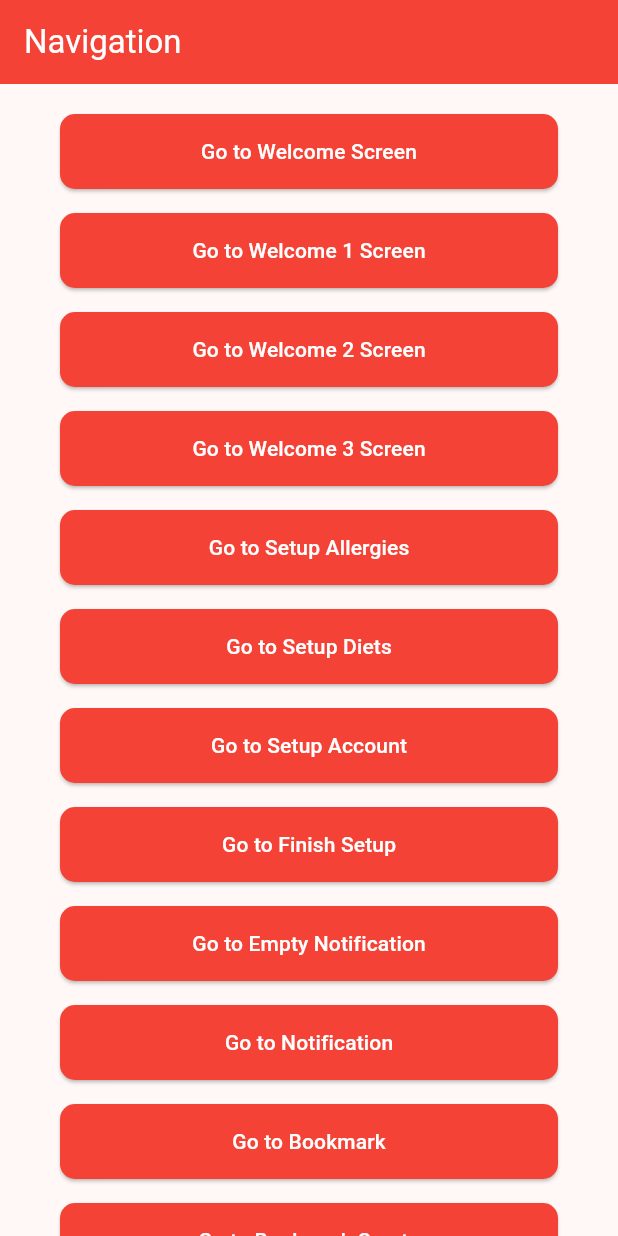
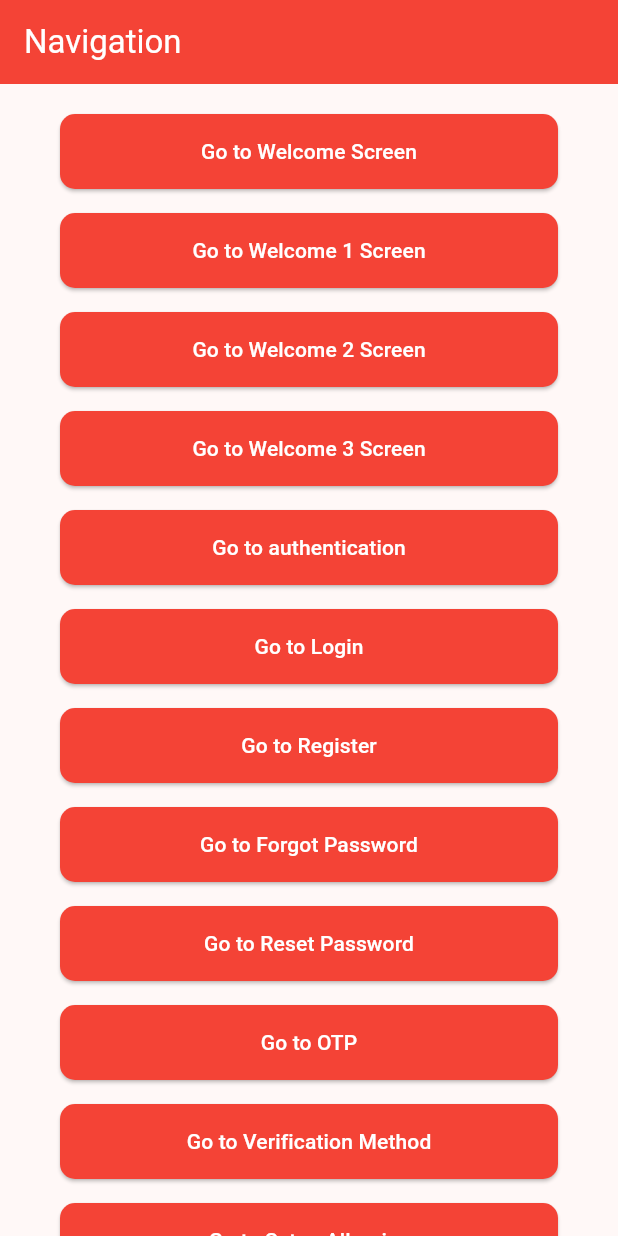
Before and after one commit to Ilyessin12/heartbite_tubesprovis, a Flutter app: the screen it shows after launch, on a phone screen of 412 x 824 dp. Run offline on Flutter 3.47's test engine with Material 3 defaults, Android fonts, the light colour scheme and no system bars; our stand-ins replace google_fonts, image_picker, solar_icons; missing offline and left inert: iconoir_flutter.

Commit message:
o(*￣▽￣*)ブ

```diff
--- a/lib/main.dart
+++ b/lib/main.dart
@@ -5,6 +5,17 @@ import 'welcome_pages/welcome.dart';
 import 'welcome_pages/welcome1.dart';
 import 'welcome_pages/welcome2.dart';
 import 'welcome_pages/welcome3.dart';
+
+//========= import login pages
+import 'login-register/auth.dart';
+import 'login-register/forgotPass.dart';
+import 'login-register/login.dart';
+import 'login-register/otp.dart';
+import 'login-register/register.dart';
+import 'login-register/resetPass.dart';
+import 'login-register/verifMethod.dart';
+
+
 //======== import setup pages
 import 'setup_pages/setupallergies.dart';
 import 'setup_pages/setupdiets.dart';
@@ -61,6 +72,16 @@ class NavigationPage extends StatelessWidget {
       PageItem('Welcome 1 Screen', const Welcome1Screen()),
       PageItem('Welcome 2 Screen', const Welcome2Screen()),
       PageItem('Welcome 3 Screen', const Welcome3Screen()),
+
+      //login pages
+      PageItem('authentication', const Auth()),
+      PageItem('Login', const LoginPage()),
+      PageItem('Register', const RegisterPage()),
+      PageItem('Forgot Password', const ForgotPassPage()),
+      PageItem('Reset Password', const ResetPassPage()),
+      PageItem('OTP', const OtpPage()),
+      PageItem('Verification Method', const VerifMethodPage()),
+
       //setup pages
       PageItem('Setup Allergies', const SetupAllergiesPage()),
       PageItem('Setup Diets', const SetupDietsPage()),
```
